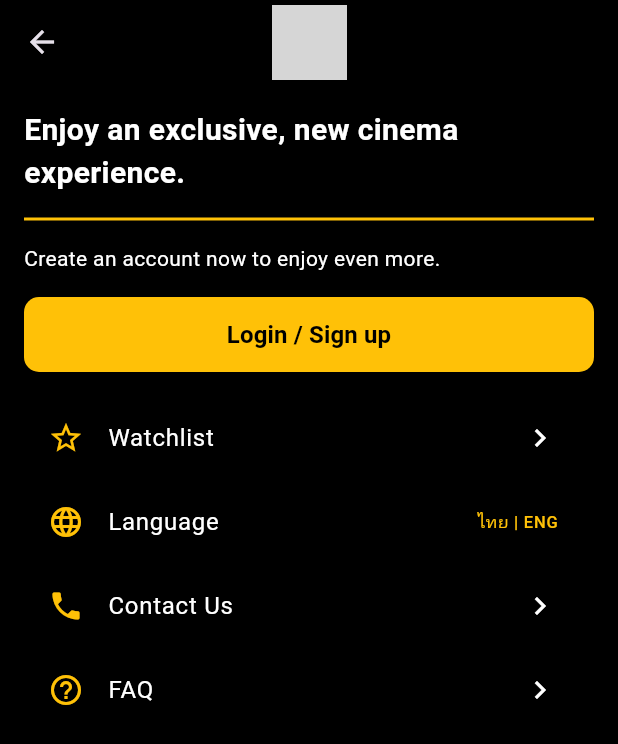
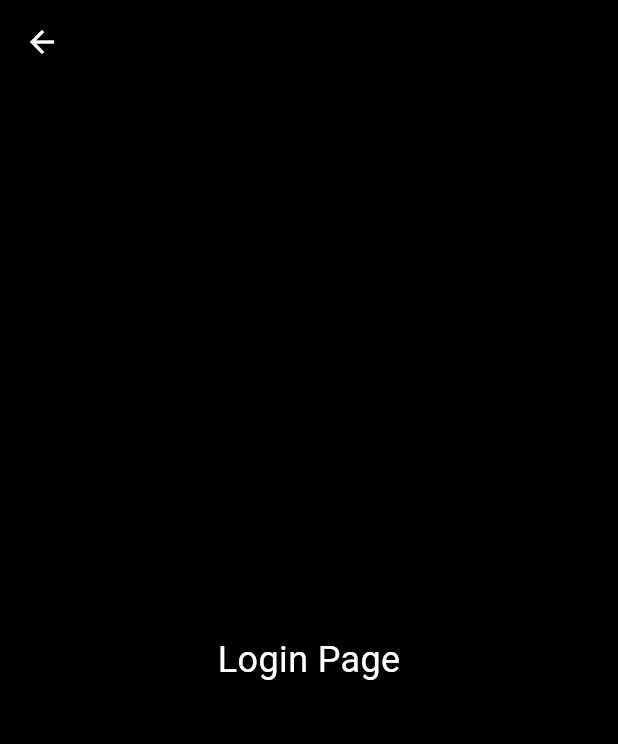
Before and after one commit to Chaiyapop4092/major_app, a Flutter app: the MoreScreen screen opened directly, after a tap on "Login / Sign up", on a phone screen of 412 x 824 dp. Shown: the top 744 px of the screen. Run offline on Flutter 3.47's test engine with Material 3 defaults, Android fonts, the phone set to English and light mode, and no system bars; our stand-ins replace carousel_slider; grey boxes are pictures that could not be loaded.

Commit message:
แก้ไขตัวแปรเล็กน้อย
และสร้างหน้า Login เผื่อ

```diff
--- a/lib/screens/booking_screen.dart
+++ b/lib/screens/booking_screen.dart
@@ -12,6 +12,7 @@ class BookingScreen extends StatefulWidget {
   final String date;
   final List<String> showTimes;
   final String selectedTime;
+  final String posterPath;
 
   BookingScreen({
     required this.movieTitle,
@@ -25,6 +26,7 @@ class BookingScreen extends StatefulWidget {
     required this.date,
     required this.showTimes,
     required this.selectedTime,
+    required this.posterPath,
   });
 
   @override
@@ -111,7 +113,7 @@ class _BookingScreenState extends State<BookingScreen> {
                   height: 400,
                   decoration: BoxDecoration(
                     image: DecorationImage(
-                      image: AssetImage('assets/movie_poster.jpg'),
+                      image: AssetImage(widget.posterPath),
                       fit: BoxFit.cover,
                     ),
                   ),
--- /dev/null
+++ b/lib/screens/login_screen.dart
@@ -0,0 +1,24 @@
+import 'package:flutter/material.dart';
+
+class LoginScreen extends StatelessWidget {
+  @override
+  Widget build(BuildContext context) {
+    return Scaffold(
+      backgroundColor: Colors.black,
+      appBar: AppBar(
+        backgroundColor: Colors.transparent,
+        elevation: 0,
+        leading: IconButton(
+          icon: Icon(Icons.arrow_back, color: Colors.white),
+          onPressed: () => Navigator.pop(context),
+        ),
+      ),
+      body: Center(
+        child: Text(
+          "Login Page",
+          style: TextStyle(color: Colors.white, fontSize: 24),
+        ),
+      ),
+    );
+  }
+}
--- a/lib/screens/more_screen.dart
+++ b/lib/screens/more_screen.dart
@@ -1,4 +1,5 @@
 import 'package:flutter/material.dart';
+import 'package:major_app/screens/login_screen.dart';
 
 class MoreScreen extends StatelessWidget {
   @override
@@ -34,12 +35,20 @@ class MoreScreen extends StatelessWidget {
     shape: RoundedRectangleBorder(borderRadius: BorderRadius.circular(10)),
     minimumSize: Size(double.infinity, 50),
   ),
-              onPressed: () {},
+  onPressed: () {
+    Navigator.push(
+      context,
+      MaterialPageRoute(
+        builder: (context) => LoginScreen(), // 👈 ไปหน้า LoginScreen
+      ),
+    );
+  },
   child: Text(
     'Login / Sign up',
     style: TextStyle(fontSize: 16, fontWeight: FontWeight.bold, color: Colors.black),
   ),
 ),
+
             SizedBox(height: 16),
             _buildOption(Icons.star_border, 'Watchlist'),
             _buildOption(Icons.language, 'Language', trailing: Text('ไทย | ENG', style: TextStyle(color: Colors.amber))),
```
Also changed, not shown: lib/screens/movie_detail_screen.dart (+7 -4 lines). Lines whose indentation alone changed are shown as unchanged.
